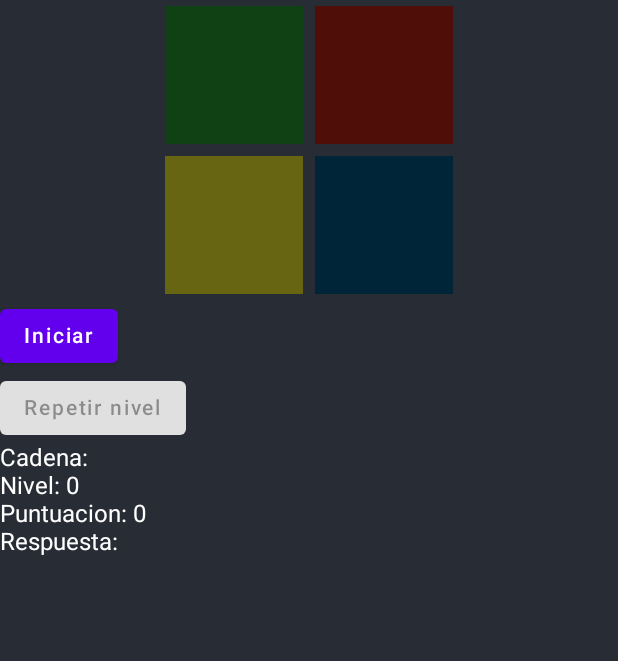
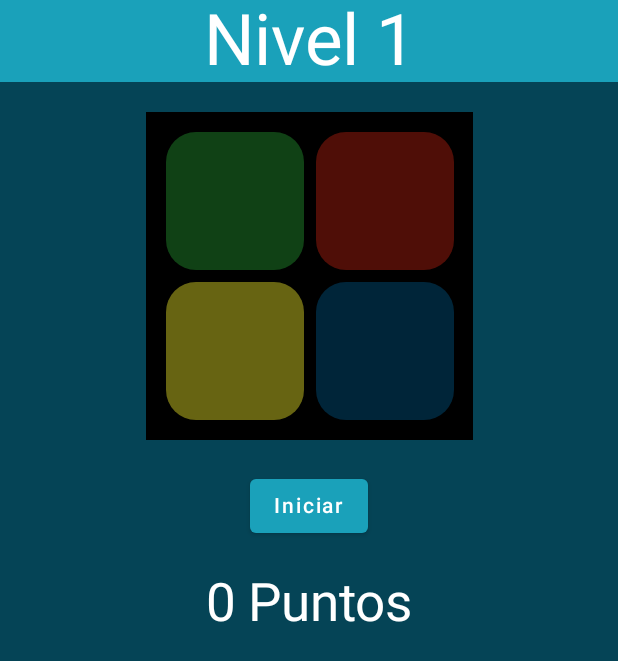
Before and after one commit to AeaX2311/ProyectosKotlin, an Android app built with Jetpack Compose: the screen it shows after launch (MainActivity), on a phone screen of 412 x 824 dp. Shown: the top 661 px of the screen. Run offline under Robolectric (Android 15) with nearby library versions, the phone set to English and light mode, and no system bars.

Commit message:
Se agrega disenio

```diff
--- a/SimonDice/app/src/main/java/com/example/simondice/MainActivity.kt
+++ b/SimonDice/app/src/main/java/com/example/simondice/MainActivity.kt
@@ -1,5 +1,6 @@
 package com.example.simondice
 
+import android.graphics.drawable.Icon
 import android.media.MediaPlayer
 import android.os.Bundle
 import androidx.activity.ComponentActivity
@@ -7,21 +8,23 @@ import androidx.activity.compose.setContent
 import androidx.compose.foundation.*
 import androidx.compose.foundation.interaction.MutableInteractionSource
 import androidx.compose.foundation.layout.*
-import androidx.compose.material.Button
-import androidx.compose.material.Surface
-import androidx.compose.material.Text
+import androidx.compose.foundation.shape.RoundedCornerShape
+import androidx.compose.material.*
+import androidx.compose.material.icons.Icons
+import androidx.compose.material.icons.filled.Refresh
 import androidx.compose.runtime.*
 import androidx.compose.ui.Alignment
 import androidx.compose.ui.Modifier
-import androidx.compose.ui.draw.rotate
 import androidx.compose.ui.graphics.Color
-import androidx.compose.ui.text.font.FontWeight
+import androidx.compose.ui.graphics.vector.ImageVector
+import androidx.compose.ui.text.style.TextAlign
 import androidx.compose.ui.tooling.preview.Preview
 import androidx.compose.ui.unit.dp
-import androidx.core.graphics.rotationMatrix
+import androidx.compose.ui.unit.sp
 import com.example.simondice.models.Juego
 import com.example.simondice.ui.theme.*
 import kotlinx.coroutines.delay
+import org.intellij.lang.annotations.JdkConstants.HorizontalAlignment
 
 class MainActivity : ComponentActivity() {
     private val juego = Juego("Alan")
@@ -83,7 +86,7 @@ class MainActivity : ComponentActivity() {
                             delay(400) //Esperate un rato jeje
                             efectoParpadeo = true //Apaga el boton
 
-                            if(respuestaJugador.length == cadenaJuego.length) { //Ultima iteracion, el jugador ya no debe ingresar mas cosas
+                            if(respuestaJugador.length >= cadenaJuego.length) { //Ultima iteracion, el jugador ya no debe ingresar mas cosas
                                 esperandoRespuestaJugador = false //Ya no se aceptan clicks
 
                                 //validar si la respuesta es la misma a la cadena original
@@ -107,10 +110,31 @@ class MainActivity : ComponentActivity() {
 
                     Column {
 
+                        Box(){
+                            Text(text = "Nivel ${juego.jugador.nivel}", color = Color.White, modifier = Modifier.fillMaxWidth().background(
+                                FondoSecundario), textAlign = TextAlign.Center, fontSize = 47.sp)
+                            BotonIcono(
+                                habilitado = !ejecutandoJuego && esperandoRespuestaJugador,
+                                onStart = {
+                                    ejecutandoJuego = true
+                                    esperandoRespuestaJugador = false
+                                    juego.nivelFallado()
+                                    contadorIndice = 0
+                                },
+                                Icons.Filled.Refresh
+                            )
+                        }
+
+                        Divider(startIndent = 8.dp, thickness = 20.dp, color = Fondo)
                         Pad(if(contadorIndice != -1) cadenaJuego[contadorIndice] else if(respuestaJugador.isNotEmpty()) respuestaJugador.last() else '0', efectoParpadeo, esperandoRespuestaJugador, accionClick = {
                             respuestaJugador += it //Agregar a la cadena, el ID del boton clickeado
                         })
+                        Divider(startIndent = 8.dp, thickness = 20.dp, color = Fondo)
 
+                        Row(
+                            horizontalArrangement = Arrangement.Center,
+                            modifier = Modifier.fillMaxWidth()
+                        ) {
                             MiBotonAccion (
                                 texto = "Iniciar",
                                 habilitado = !ejecutandoJuego && !esperandoRespuestaJugador,
@@ -121,21 +145,14 @@ class MainActivity : ComponentActivity() {
                                     contadorIndice = 0
                                 }
                             )
+                        }
 
-                        MiBotonAccion (
-                            texto = "Repetir nivel",
-                            habilitado = !ejecutandoJuego && esperandoRespuestaJugador,
-                            onStart = {
-                                ejecutandoJuego = true
-                                esperandoRespuestaJugador = false
-                                juego.nivelFallado()
-                                contadorIndice = 0
-                            }
-                        )
-                        Text(text = "Cadena: $cadenaJuego", color = Color.White)
-                        Text(text = "Nivel: " + juego.jugador.nivel, color = Color.White)
-                        Text(text = "Puntuacion: " + juego.jugador.puntuacion, color = Color.White)
-                        Text(text = "Respuesta: $respuestaJugador", color = Color.White)
+                        Divider(startIndent = 8.dp, thickness = 20.dp, color = Fondo)
+                        Text(text = "" + juego.jugador.puntuacion + " Puntos", color = Color.White, modifier = Modifier.fillMaxWidth(), textAlign = TextAlign.Center, fontSize = 35.sp)
+                        Divider(startIndent = 8.dp, thickness = 20.dp, color = Fondo)
+
+//                        Text(text = "Cadena: $cadenaJuego", color = Color.White)
+//                        Text(text = "Respuesta: $respuestaJugador", color = Color.White)
                     }
                 }
             }
@@ -147,31 +164,80 @@ class MainActivity : ComponentActivity() {
 @Composable
 fun Preview() {
 //    Pad('1', efectoParpadeo = false, esperandoRespuestaJugador = true, accionClick = {})
-    MiBotonColor(true, VerdeOn, VerdeOff,false,{},'1',-45f,-90f)
+//    MiBotonColor(true, VerdeOn, VerdeOff,false,{},'1',-45f,-90f)
+    Surface(
+        modifier = Modifier.fillMaxSize(),
+        color = Fondo
+    ) {
+        Column {
+            Box(){
+                Text(text = "Nivel 1", color = Color.White, modifier = Modifier.fillMaxWidth().background(
+                    FondoSecundario), textAlign = TextAlign.Center, fontSize = 35.sp)
+                BotonIcono(
+                    habilitado = true,
+                    onStart = {
+                    },
+                    Icons.Filled.Refresh
+                )
+            }
+
+            Divider(startIndent = 8.dp, thickness = 20.dp, color = Fondo)
+            Pad('1', efectoParpadeo = false, esperandoRespuestaJugador = true, accionClick = {})
+            Divider(startIndent = 8.dp, thickness = 20.dp, color = Fondo)
+
+            Row(
+                horizontalArrangement = Arrangement.Center
+            ) {
+                MiBotonAccion(
+                    texto = "Iniciar",
+                    true,
+                    onStart = {
+                    }
+                )
+            }
+        }
+    }
+}
+
+
+@Composable
+fun BotonIcono(habilitado:Boolean, onStart: () -> Unit, icono:ImageVector) {
+    if(habilitado) {
+        IconButton(
+
+            enabled = habilitado,
+            modifier = Modifier.background(FondoSecundario)
+                .size(55.dp),
+            onClick = { onStart() }
+        ) {
+            Icon(
+                imageVector = icono,
+                contentDescription = null,
+                tint = Color.White
+            )
+        }
+    }
 }
 
 @Composable
 fun MiBotonAccion(texto:String, habilitado:Boolean, onStart: () -> Unit){
     Button (
         enabled = habilitado,
-        onClick = { onStart() }) {
+        onClick = { onStart() },
+    ) {
         Text(text = texto)
     }
 }
 
 @Composable
-fun MiBotonColor(encendido: Boolean, colorOn: Color, colorOff:Color, esperandoRespuestaJugador:Boolean, accionClick: (indice:Char) -> Unit, indice:Char, startAngle:Float, sweepAngle:Float) {
+fun MiBotonColor(encendido: Boolean, colorOn: Color, colorOff:Color, esperandoRespuestaJugador:Boolean, accionClick: (indice:Char) -> Unit, indice:Char) {
     val intSrc = remember { MutableInteractionSource() }
-
 
     Box(
         modifier = Modifier
-            .width(100.dp)
-            .height(100.dp)
+            .size(100.dp)
             .padding(4.dp)
-            .background(if (encendido) colorOn else colorOff)
-
-//            .rotate(90f)
+            .border(200.dp, (if (encendido) colorOn else colorOff), RoundedCornerShape(20.dp))
             .clickable(
                 interactionSource = intSrc,
                 indication = null
@@ -184,64 +250,34 @@ fun MiBotonColor(encendido: Boolean, colorOn: Color, colorOff:Color, esperandoRe
 
     ) {
     }
-//    Canvas(
-//        modifier = Modifier
-//            .size(size = 250.dp)
-//            .padding(5.dp)
-//            .clickable(
-//                interactionSource = intSrc,
-//                indication = null
-//            ) {
-//                if (!encendido && esperandoRespuestaJugador) {
-//                    accionClick(indice)
-//                }
-//            },
-//    ) {
-//        drawArc(
-//            color = if (encendido) colorOn else colorOff,
-//            startAngle = startAngle,
-//            sweepAngle = sweepAngle,
-//            useCenter = true,
-//        )
-//    }
 }
-
-//@Composable
-//fun Pad(numEncendido:Char, efectoParpadeo:Boolean, esperandoRespuestaJugador:Boolean, accionClick: (indice:Char) -> Unit) {
-//    Column(
-//        modifier = Modifier.fillMaxWidth()
-//    ) {
-//        Box(
-//            modifier = Modifier.fillMaxWidth(),
-//            contentAlignment = Alignment.Center
-//        ) {
-//            MiBotonColor(encendido = numEncendido == '1' && !efectoParpadeo, colorOn = VerdeOn, colorOff = VerdeOff, esperandoRespuestaJugador, accionClick, '1',-45f,-90f)
-//            MiBotonColor(encendido = numEncendido == '2' && !efectoParpadeo, colorOn = AmarilloOn, colorOff = AmarilloOff, esperandoRespuestaJugador, accionClick, '2',-225f,90f)
-//            MiBotonColor(encendido = numEncendido == '3' && !efectoParpadeo, colorOn = RojoOn, colorOff = RojoOff, esperandoRespuestaJugador, accionClick, '3',-45f,90f)
-//            MiBotonColor(encendido = numEncendido == '4' && !efectoParpadeo, colorOn = AzulOn, colorOff = AzulOff, esperandoRespuestaJugador, accionClick, '4',-225f,-90f)
-//        }
-//    }
-//}
 
 @Composable
 fun Pad(numEncendido:Char, efectoParpadeo:Boolean, esperandoRespuestaJugador:Boolean, accionClick: (indice:Char) -> Unit) {
     Column(
-        modifier = Modifier.fillMaxWidth()
+        modifier = Modifier.fillMaxWidth(),
+        horizontalAlignment = Alignment.CenterHorizontally,
     ) {
         Row(
-            modifier = Modifier.fillMaxWidth(),
-            horizontalArrangement = Arrangement.Center
+            modifier = Modifier.width(218.dp)
+                .height(109.dp)
+                .background(Black),
+            horizontalArrangement = Arrangement.Center,
+            verticalAlignment = Alignment.Bottom
         ) {
-            MiBotonColor(encendido = numEncendido == '1' && !efectoParpadeo, colorOn = VerdeOn, colorOff = VerdeOff, esperandoRespuestaJugador, accionClick, '1',0f,0f)
-            MiBotonColor(encendido = numEncendido == '2' && !efectoParpadeo, colorOn = RojoOn, colorOff = RojoOff, esperandoRespuestaJugador, accionClick, '2',0f,0f)
+            MiBotonColor(encendido = numEncendido == '1' && !efectoParpadeo, colorOn = VerdeOn, colorOff = VerdeOff, esperandoRespuestaJugador, accionClick, '1')
+            MiBotonColor(encendido = numEncendido == '2' && !efectoParpadeo, colorOn = RojoOn, colorOff = RojoOff, esperandoRespuestaJugador, accionClick, '2')
         }
 
         Row(
-            modifier = Modifier.fillMaxWidth(),
-            horizontalArrangement = Arrangement.Center
+            modifier = Modifier.width(218.dp)
+                .height(109.dp)
+                .background(Black),
+            horizontalArrangement = Arrangement.Center,
+            verticalAlignment = Alignment.Top
         ) {
-            MiBotonColor(encendido = numEncendido == '3' && !efectoParpadeo, colorOn = AmarilloOn, colorOff = AmarilloOff, esperandoRespuestaJugador, accionClick, '3',0f,0f)
-            MiBotonColor(encendido = numEncendido == '4' && !efectoParpadeo, colorOn = AzulOn, colorOff = AzulOff, esperandoRespuestaJugador, accionClick, '4',0f,0f)
+            MiBotonColor(encendido = numEncendido == '3' && !efectoParpadeo, colorOn = AmarilloOn, colorOff = AmarilloOff, esperandoRespuestaJugador, accionClick, '3')
+            MiBotonColor(encendido = numEncendido == '4' && !efectoParpadeo, colorOn = AzulOn, colorOff = AzulOff, esperandoRespuestaJugador, accionClick, '4')
         }
     }
 }
--- a/SimonDice/app/src/main/java/com/example/simondice/models/Jugador.kt
+++ b/SimonDice/app/src/main/java/com/example/simondice/models/Jugador.kt
@@ -2,6 +2,6 @@ package com.example.simondice.models
 
 class Jugador(nombre: String, puntuacion:Int, nivel: Int) {
     lateinit var nombre: String
-    var nivel :Int = 0
+    var nivel :Int = 1
     var puntuacion: Int = 0
 }
--- a/SimonDice/app/src/main/java/com/example/simondice/ui/theme/Color.kt
+++ b/SimonDice/app/src/main/java/com/example/simondice/ui/theme/Color.kt
@@ -7,7 +7,10 @@ val Purple500 = Color(0xFF6200EE)
 val Purple700 = Color(0xFF3700B3)
 val Teal200 = Color(0xFF03DAC5)
 
-val Fondo = Color(0xFF282C34)
+//val Fondo = Color(0xFF282C34)
+val Fondo = Color(0xFF054456)
+val Fondo2 = Color(0xFF23DCFF)
+val FondoSecundario = Color(0xFF1AA1BA)
 
 val RojoOn = Color(0xFFFF1E06)
 val RojoOff = Color(0xFF4F0E07)
@@ -17,3 +20,5 @@ val AmarilloOn = Color(0xFFFEF62F)
 val AmarilloOff = Color(0xFF676412)
 val AzulOn = Color(0xFF0A6BD0)
 val AzulOff = Color(0xFF002539)
+
+val Black = Color(0xFF000000)
--- a/SimonDice/app/src/main/java/com/example/simondice/ui/theme/Theme.kt
+++ b/SimonDice/app/src/main/java/com/example/simondice/ui/theme/Theme.kt
@@ -6,16 +6,10 @@ import androidx.compose.material.darkColors
 import androidx.compose.material.lightColors
 import androidx.compose.runtime.Composable
 
-private val DarkColorPalette = darkColors(
-    primary = Purple200,
-    primaryVariant = Purple700,
-    secondary = Teal200
-)
-
 private val LightColorPalette = lightColors(
-    primary = Purple500,
-    primaryVariant = Purple700,
-    secondary = Teal200
+    primary = FondoSecundario,
+    primaryVariant = Fondo2,
+    secondary = Fondo
 
     /* Other default colors to override
     background = Color.White,
@@ -29,11 +23,7 @@ private val LightColorPalette = lightColors(
 
 @Composable
 fun SimonDiceTheme(darkTheme: Boolean = isSystemInDarkTheme(), content: @Composable () -> Unit) {
-    val colors = if (darkTheme) {
-        DarkColorPalette
-    } else {
-        LightColorPalette
-    }
+    val colors = LightColorPalette
 
     MaterialTheme(
         colors = colors,
```
Lines whose indentation alone changed are shown as unchanged.
